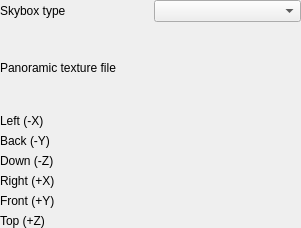
Old version of the form src/ui/3d/skyboxrenderingsettingswidget.ui in the repository qgis/QGIS.
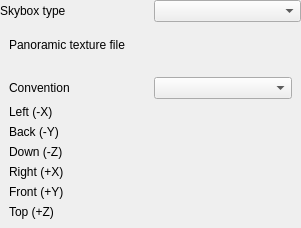
New version of the form. Custom widgets are drawn as their Qt base class.

Commit message:
Add control over skybox cube face mapping
Since there's many different schemes for mapping and reflecting images for display

The edit to the form file:
```diff
--- a/src/ui/3d/skyboxrenderingsettingswidget.ui
+++ b/src/ui/3d/skyboxrenderingsettingswidget.ui
@@ -33,43 +33,30 @@
    <item row="0" column="2">
     <widget class="QComboBox" name="skyboxTypeComboBox"/>
    </item>
-   <item row="1" column="1" colspan="2">
-    <layout class="QGridLayout" name="hdrTextureLayout">
-     <item row="0" column="0">
-      <widget class="QLabel" name="panoramicTextureLabel">
-       <property name="text">
-        <string>Panoramic texture file</string>
-       </property>
-      </widget>
-     </item>
-     <item row="0" column="1">
-      <widget class="QgsImageSourceLineEdit" name="panoramicTextureImageSource" native="true"/>
-     </item>
-    </layout>
-   </item>
    <item row="2" column="1" colspan="2">
+    <widget class="QWidget" name="mCubeMapWidget" native="true">
     <layout class="QGridLayout" name="faceTexturesLayout">
-     <item row="0" column="0">
+      <item row="1" column="0">
       <widget class="QLabel" name="negXImageSourceLabel">
        <property name="text">
         <string>Left (-X)</string>
        </property>
       </widget>
      </item>
-     <item row="0" column="1">
-      <widget class="QgsImageSourceLineEdit" name="negXImageSource" native="true"/>
-     </item>
-     <item row="1" column="0">
-      <widget class="QLabel" name="negYImageSourceLabel">
+      <item row="5" column="0">
+       <widget class="QLabel" name="posYImageSourceLabel">
        <property name="text">
-        <string>Back (-Y)</string>
+         <string>Front (+Y)</string>
        </property>
       </widget>
      </item>
-     <item row="1" column="1">
-      <widget class="QgsImageSourceLineEdit" name="negYImageSource" native="true"/>
-     </item>
-     <item row="2" column="0">
+      <item row="4" column="1">
+       <widget class="QgsImageSourceLineEdit" name="posXImageSource" native="true"/>
+      </item>
+      <item row="5" column="1">
+       <widget class="QgsImageSourceLineEdit" name="posYImageSource" native="true"/>
+      </item>
+      <item row="3" column="0">
       <widget class="QLabel" name="negZImageSourceLabel">
        <property name="text">
         <string>Down (-Z)</string>
@@ -77,39 +64,66 @@
       </widget>
      </item>
      <item row="2" column="1">
-      <widget class="QgsImageSourceLineEdit" name="negZImageSource" native="true"/>
-     </item>
-     <item row="3" column="0">
+       <widget class="QgsImageSourceLineEdit" name="negYImageSource" native="true"/>
+      </item>
+      <item row="4" column="0">
       <widget class="QLabel" name="posXImageSourceLabel">
        <property name="text">
         <string>Right (+X)</string>
        </property>
       </widget>
      </item>
-     <item row="3" column="1">
-      <widget class="QgsImageSourceLineEdit" name="posXImageSource" native="true"/>
-     </item>
-     <item row="4" column="0">
-      <widget class="QLabel" name="posYImageSourceLabel">
+      <item row="2" column="0">
+       <widget class="QLabel" name="negYImageSourceLabel">
        <property name="text">
-        <string>Front (+Y)</string>
+         <string>Back (-Y)</string>
        </property>
       </widget>
      </item>
-     <item row="4" column="1">
-      <widget class="QgsImageSourceLineEdit" name="posYImageSource" native="true"/>
-     </item>
-     <item row="5" column="0">
+      <item row="6" column="0">
       <widget class="QLabel" name="posZImageSourceLabel">
        <property name="text">
         <string>Top (+Z)</string>
        </property>
       </widget>
      </item>
-     <item row="5" column="1">
+      <item row="1" column="1">
+       <widget class="QgsImageSourceLineEdit" name="negXImageSource" native="true"/>
+      </item>
+      <item row="3" column="1">
+       <widget class="QgsImageSourceLineEdit" name="negZImageSource" native="true"/>
+      </item>
+      <item row="6" column="1">
       <widget class="QgsImageSourceLineEdit" name="posZImageSource" native="true"/>
      </item>
-    </layout>
+      <item row="0" column="1">
+       <widget class="QComboBox" name="mMappingComboBox"/>
+      </item>
+      <item row="0" column="0">
+       <widget class="QLabel" name="label">
+        <property name="text">
+         <string>Convention</string>
+        </property>
+       </widget>
+      </item>
+     </layout>
+    </widget>
+   </item>
+   <item row="1" column="1" colspan="2">
+    <widget class="QWidget" name="mPanoramicWidget" native="true">
+     <layout class="QGridLayout" name="hdrTextureLayout">
+      <item row="0" column="0">
+       <widget class="QLabel" name="panoramicTextureLabel">
+        <property name="text">
+         <string>Panoramic texture file</string>
+        </property>
+       </widget>
+      </item>
+      <item row="0" column="1">
+       <widget class="QgsImageSourceLineEdit" name="panoramicTextureImageSource" native="true"/>
+      </item>
+     </layout>
+    </widget>
    </item>
   </layout>
  </widget>
```
Lines whose indentation alone changed are shown as unchanged. The commit also changes 9 other files.
